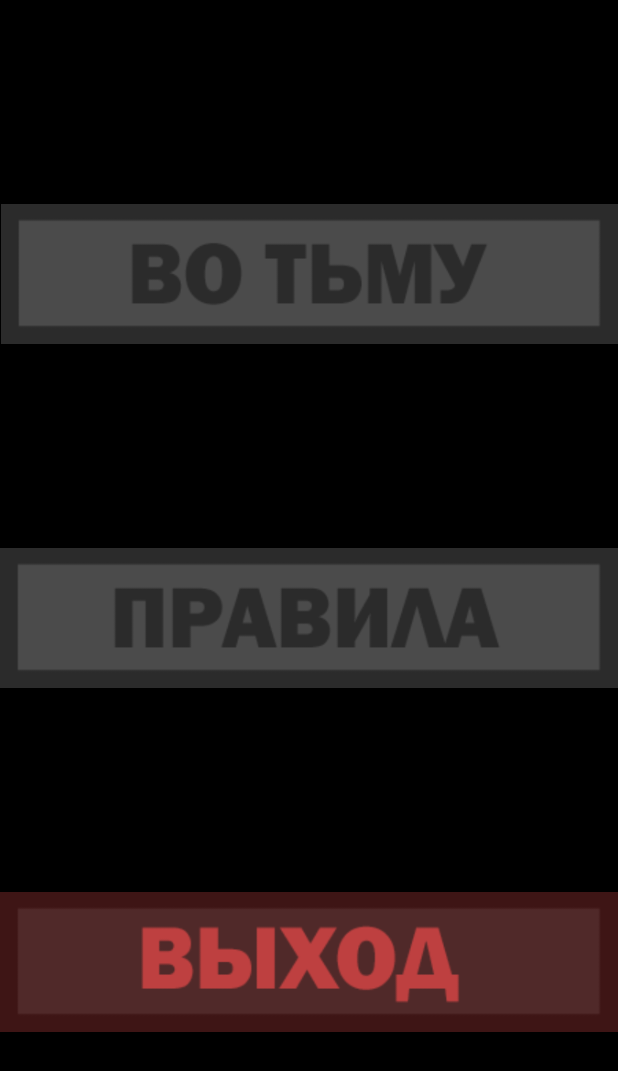
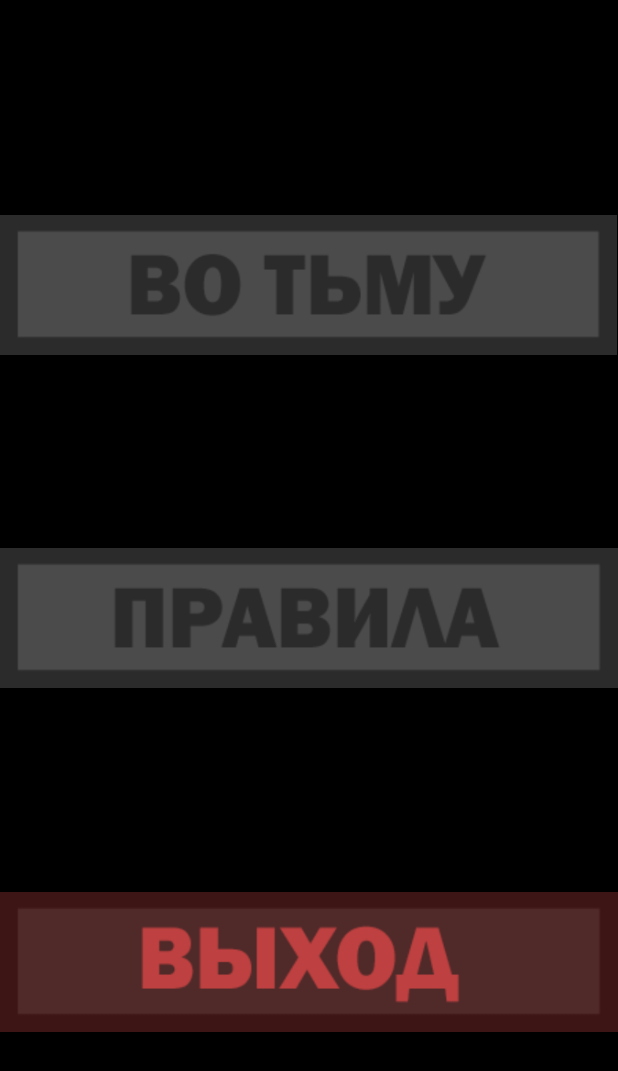
Before and after one commit to TellMax/Darkness, an Android app: the screen it shows after launch (MainActivity), on a phone screen of 412 x 824 dp. Shown: the top 1071 px of the screen. Run offline under Robolectric (Android 15) with nearby library versions, the phone set to English and light mode, and no system bars; Roboto replaces fonts that are not available here.

Commit message:
Merge remote-tracking branch 'github/master'

```diff
--- a/app/src/main/res/layout/activity_main.xml
+++ b/app/src/main/res/layout/activity_main.xml
@@ -22,9 +22,10 @@
         android:src="@drawable/entrance"
         app:layout_constraintBottom_toTopOf="@+id/buttonrules"
         app:layout_constraintEnd_toEndOf="parent"
-        app:layout_constraintHorizontal_bias="1.0"
+        app:layout_constraintHorizontal_bias="0.0"
         app:layout_constraintStart_toStartOf="parent"
-        app:layout_constraintTop_toTopOf="parent" />
+        app:layout_constraintTop_toTopOf="parent"
+        app:layout_constraintVertical_bias="0.526" />
 
     <ImageButton
         android:id="@+id/buttonrules"
```
